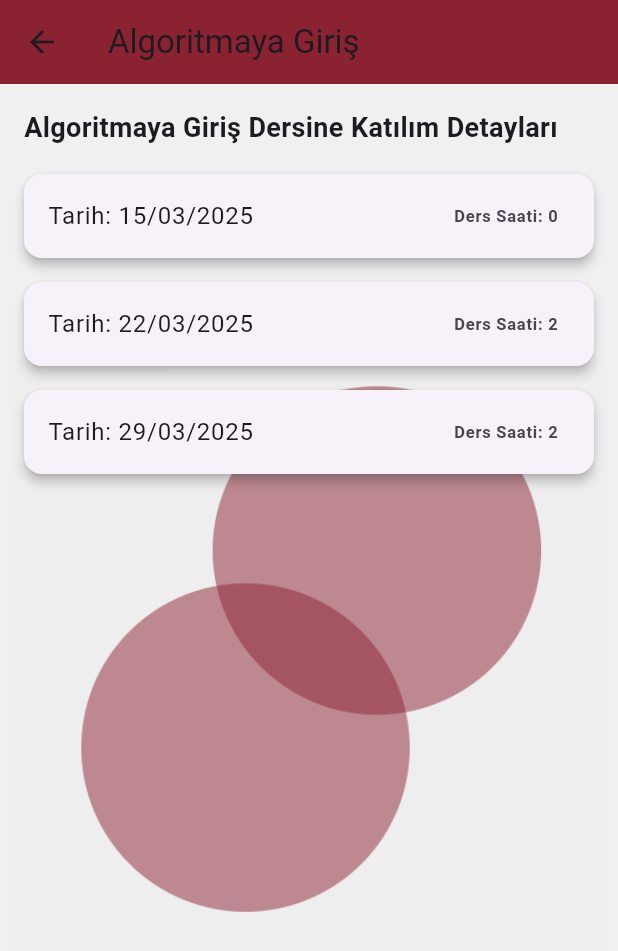
After one commit to busrabetus/izu-mobil, a Flutter app: the DevamsizlikDurumu screen opened directly, after a tap on "Algoritmaya Giriş", on a phone screen of 412 x 824 dp. The commit adds this screen. Shown: the top 951 px of the screen. Run offline on Flutter 3.47's test engine with Material 3 defaults, Android fonts, the phone set to English and light mode, and no system bars.

Commit message:
devamsizlikdetay eklendi

```diff
--- /dev/null
+++ b/lib/screens/devamsizlikdetay.dart
@@ -0,0 +1,71 @@
+import 'package:flutter/material.dart';
+import 'package:izukbs/drawer.dart';
+import 'devamsizlikdurumu.dart';
+
+class Devamsizlikdetay extends StatelessWidget {
+  final String dersAdi;
+  final Map<String, int> detaylar;
+
+  const Devamsizlikdetay({
+    super.key,
+    required this.dersAdi,
+    required this.detaylar,
+  });
+
+  @override
+  Widget build(BuildContext context) {
+    return Scaffold(
+      backgroundColor: const Color(0xFFF0F0F0),
+      appBar: AppBar(
+        title: Text(dersAdi),
+        backgroundColor: const Color(0xFF8B2231),
+      ),
+      body: Stack(
+        children: [
+          Align(
+            alignment: Alignment.center,
+            child: Image.asset(
+              'assets/images/circles.png',
+              width: 400,
+              height: 400,
+              fit: BoxFit.cover,
+            ),
+          ),
+          Padding(
+            padding: const EdgeInsets.all(16.0),
+            child: Column(
+              crossAxisAlignment: CrossAxisAlignment.start,
+              children: [
+                Text(
+                  "$dersAdi Dersine Katılım Detayları",
+                  style: const TextStyle(fontSize: 18, fontWeight: FontWeight.bold),
+                ),
+                const SizedBox(height: 10),
+                Expanded(
+                  child: ListView.builder(
+                    itemCount: detaylar.length,
+                    itemBuilder: (context, index) {
+                      String tarih = detaylar.keys.elementAt(index);
+                      int saat = detaylar[tarih]!;
+                      return Card(
+                        elevation: 3,
+                        margin: const EdgeInsets.symmetric(vertical: 8),
+                        child: ListTile(
+                          title: Text("Tarih: $tarih"),
+                          trailing: Text(
+                            "Ders Saati: $saat",
+                            style: const TextStyle(fontWeight: FontWeight.bold),
+                          ),
+                        ),
+                      );
+                    },
+                  ),
+                ),
+              ],
+            ),
+          ),
+        ],
+      ),
+    );
+  }
+}
```
Also changed, not shown: lib/screens/devamsizlikdurumu.dart (+2 -68 lines).
